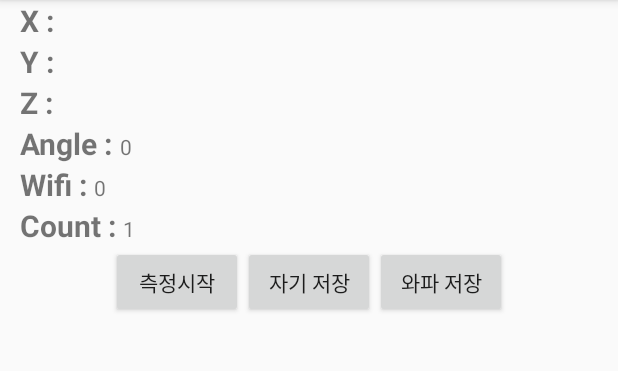
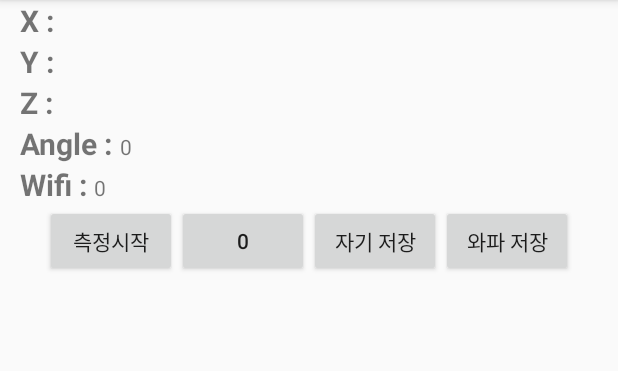
Before and after one commit to gruR/Jeyun_intern, an Android app: the screen it shows after launch (MainActivity), after a tap on "와파 저장", on a phone screen of 412 x 824 dp, the part 84-455 px from its top. Run offline under Robolectric (Android 15) with nearby library versions, the phone set to English and light mode, and no system bars; 1 other tap on this screen came first.

Commit message:
카운트 업데이트

```diff
--- a/Magnetic/app/src/main/java/com/example/jw/magnetic/DBHelper.java
+++ b/Magnetic/app/src/main/java/com/example/jw/magnetic/DBHelper.java
@@ -14,10 +14,10 @@ public class DBHelper extends SQLiteOpenHelper {
     public void onCreate(SQLiteDatabase db) {
         db.execSQL("CREATE TABLE mValue "+
                 "(_id INTEGER PRIMARY KEY AUTOINCREMENT, " +
-                "magX REAL, magY REAL, magZ REAL, magT REAL);");
+                "magX REAL, magY REAL, magZ REAL, magT REAL, blockNum INTEGER);");
         db.execSQL("CREATE TABLE wValue "+
                 "(_id INTEGER PRIMARY KEY AUTOINCREMENT, " +
-                "macId TEXT, wifi REAL);");
+                "macId TEXT, wifi REAL, blockNum INTEGER);");
     }
 
     @Override
--- a/Magnetic/app/src/main/java/com/example/jw/magnetic/MainActivity.java
+++ b/Magnetic/app/src/main/java/com/example/jw/magnetic/MainActivity.java
@@ -172,7 +172,7 @@ public class MainActivity extends AppCompatActivity {
                 z = Double.parseDouble(magZ.getText().toString());
                 t = Math.sqrt(x * x + y * y + z * z);
 
-                String sql = "INSERT INTO mValue(magX, magY, magZ, magT) VALUES (" + magX.getText().toString() + ", " + magY.getText().toString() + ", " + magZ.getText().toString() + ", " + String.valueOf(t) + ");";
+                String sql = "INSERT INTO mValue(magX, magY, magZ, magT, blockNum) VALUES (" + magX.getText().toString() + ", " + magY.getText().toString() + ", " + magZ.getText().toString() + ", " + String.valueOf(t) + ", "+bCount.getText().toString()+");";
                 db.execSQL(sql);
 
 
@@ -184,7 +184,7 @@ public class MainActivity extends AppCompatActivity {
                 int i;
                 for (i = 0; i < 9; i++) {
                     if (50 + 38 * i <= temp.length()) {
-                        sql = "INSERT INTO wValue(macId, wifi) VALUES ('" + temp.substring(22 + 38 * i, 39 + 38 * i) + "', " + temp.substring(47 + 38 * i, 50 + 38 * i) + ");";
+                        sql = "INSERT INTO wValue(macId, wifi, blockNum) VALUES ('" + temp.substring(22 + 38 * i, 39 + 38 * i) + "', " + temp.substring(47 + 38 * i, 50 + 38 * i) + ", "+bCount.getText().toString() +");";
                         db.execSQL(sql);
                         Log.i("sqlQuery", temp.substring(22 + (38 * i), 39 + (38 * i)) + " " + temp.substring(47 + (38 * i), 50 + (38 * i)));
                     } else
@@ -222,12 +222,15 @@ public class MainActivity extends AppCompatActivity {
 //                } else {
 //                    Toast.makeText(this, "측정을 해야합니다", Toast.LENGTH_SHORT).show();
 //                }
-                bCount.setText(String.valueOf(Integer.parseInt(bCount.getText().toString()) + 1));
+
                 break;
             case R.id.btnWsave:
                 //unregisterReceiver(reciver);
                 CustomTask wsaveTask = new CustomTask();
                 wsaveTask.execute("Wsave");
+                break;
+            case R.id.blockCnt:
+                bCount.setText(String.valueOf(Integer.parseInt(bCount.getText().toString()) + 1));
                 break;
         }
     }
--- a/Magnetic/app/src/main/res/layout/activity_main.xml
+++ b/Magnetic/app/src/main/res/layout/activity_main.xml
@@ -107,25 +107,6 @@
     <LinearLayout
         android:layout_width="match_parent"
         android:layout_height="wrap_content"
-        android:orientation="horizontal">
-
-        <TextView
-            android:layout_width="wrap_content"
-            android:layout_height="wrap_content"
-            android:text="Count : "
-            android:textSize="20dp"
-            android:textStyle="bold" />
-
-        <TextView
-            android:id="@+id/blockCnt"
-            android:layout_width="wrap_content"
-            android:layout_height="wrap_content"
-            android:text="0" />
-    </LinearLayout>
-
-    <LinearLayout
-        android:layout_width="match_parent"
-        android:layout_height="wrap_content"
         android:gravity="center">
 
         <Button
@@ -134,6 +115,12 @@
             android:layout_height="wrap_content"
             android:onClick="onClickButton"
             android:text="측정시작" />
+
+        <Button
+            android:id="@+id/blockCnt"
+            android:layout_width="wrap_content"
+            android:layout_height="wrap_content"
+            android:text="0" />
 
         <Button
             android:id="@+id/btnMsave"
```
